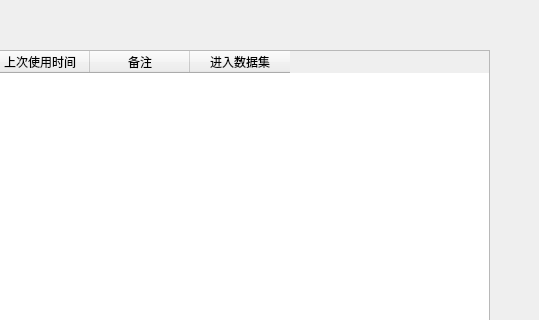
The window that ui/uifiles/select_dataset.ui (kslz/sound_dataset_tools2) describes before a commit, drawn with Qt 5; both pictures show x 261 to 800 and y 0 to 320 of the 800 by 600 pixel window.
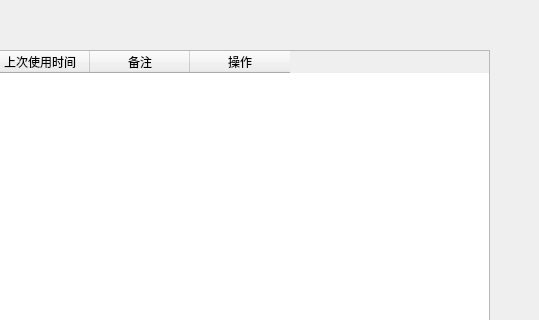
The same window after the commit.

Commit message: 为选择数据集页面添加操作按钮和info浮窗

Diff of the .ui file:
```diff
--- a/ui/uifiles/select_dataset.ui
+++ b/ui/uifiles/select_dataset.ui
@@ -48,7 +48,7 @@
     </column>
     <column>
      <property name="text">
-      <string>进入数据集</string>
+      <string>操作</string>
      </property>
     </column>
    </widget>
```
Left out of the diff: 2 changed lines with no effect on the pictures. The commit also changes 3 other files.
